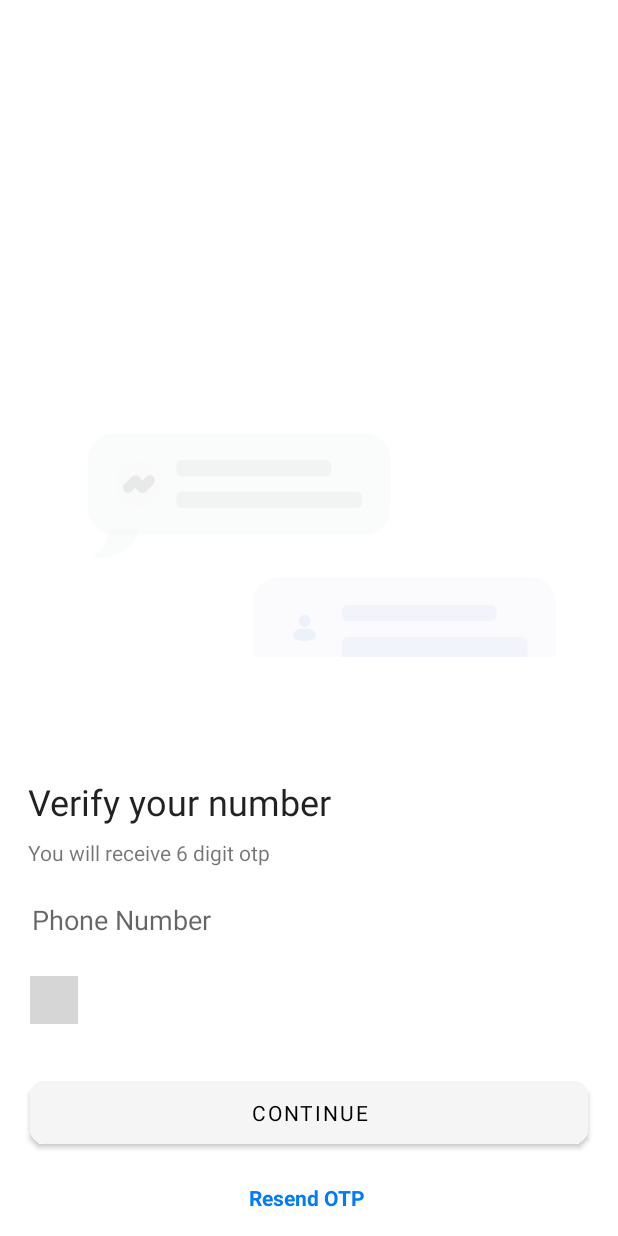
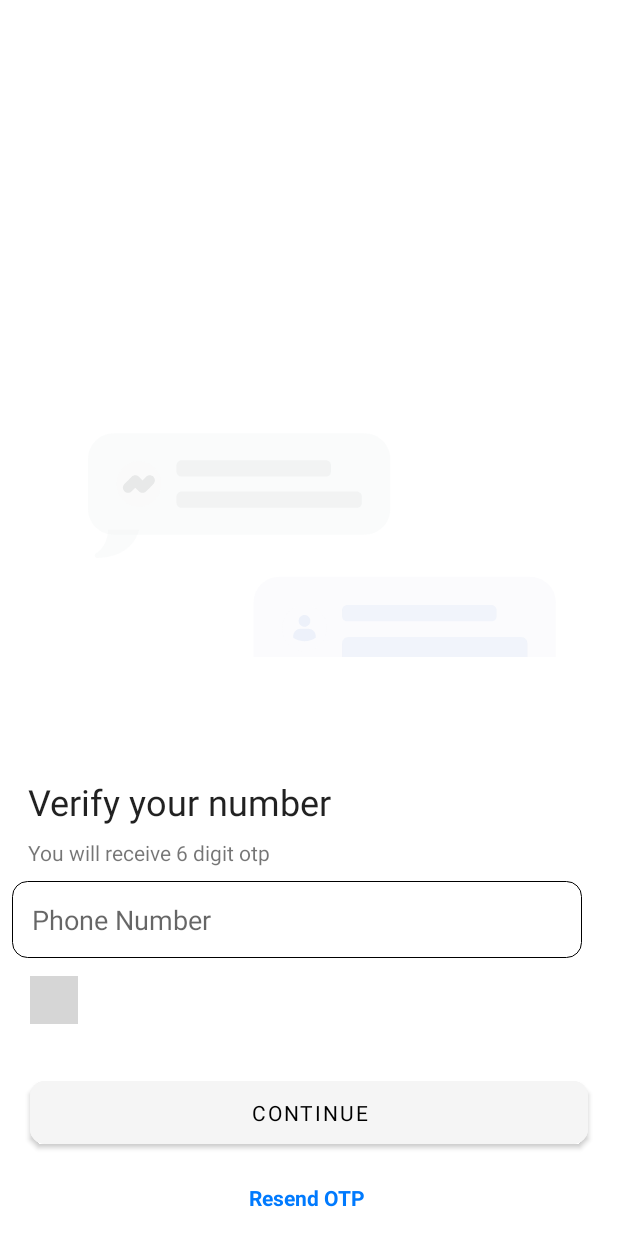
Before and after one commit to mrunal2142/Tattle, an Android app: the phoneAndOtp screen opened directly, with no data from a screen before it, on a phone screen of 412 x 824 dp. Run offline under Robolectric (Android 15) with nearby library versions, the phone set to English and light mode, and no system bars; our stand-ins replace Firebase (no records; nobody signed in at launch, a user with empty details on screens opened directly); libraries missing offline, so code that uses them is left out: com.mukesh; plain views replace OtpView; Roboto replaces fonts that are not available here; grey boxes are pictures that could not be loaded.

Commit message:
Text box bug fixed

```diff
--- a/app/src/main/java/com/md/tattle/Activities/profileSetup.java
+++ b/app/src/main/java/com/md/tattle/Activities/profileSetup.java
@@ -96,6 +96,8 @@ public class profileSetup extends AppCompatActivity {
                 } else {
                     //uploading user without profiel picture
 
+                    b.continueBtn.setVisibility(View.INVISIBLE);
+
                     b.profprogressBar.setVisibility(View.VISIBLE);
                     b.profprogressBar.setProgress(p , true);
 
--- a/app/src/main/res/layout/activity_phone_and_otp.xml
+++ b/app/src/main/res/layout/activity_phone_and_otp.xml
@@ -50,7 +50,7 @@
         android:layout_marginStart="8dp"
         android:layout_marginTop="9dp"
         android:layout_marginEnd="24dp"
-        android:background="@null"
+        android:background="@drawable/text"
         android:drawablePadding="13dp"
         android:ems="10"
         android:hint="Phone Number"
```
